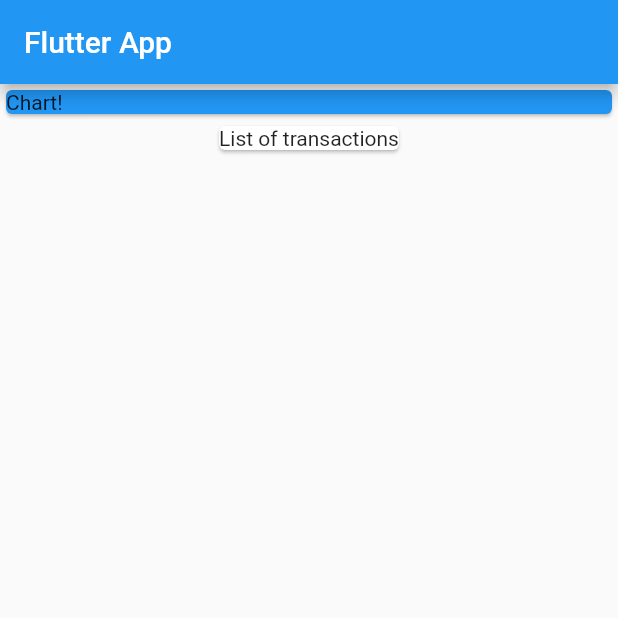
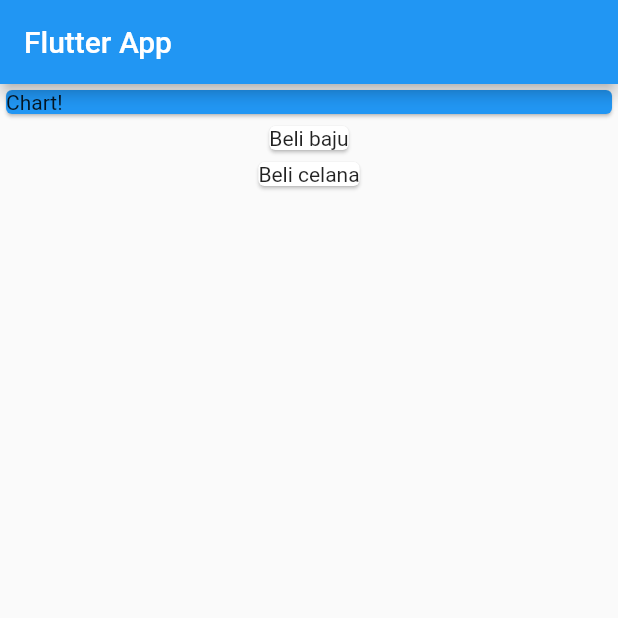
Before and after one commit to ruslanou/ExpenseTracker, a Flutter app: the screen it shows after launch, on a phone screen of 412 x 824 dp, the top half of it. Run offline on Flutter 3.47's test engine with Material 2 defaults, Android fonts, the phone set to English and light mode, and no system bars.

Commit message:
[ADD]Map dummy data to card

```diff
--- a/lib/main.dart
+++ b/lib/main.dart
@@ -47,9 +47,11 @@ class MyHomePage extends StatelessWidget {
                 child: Text('Chart!'),
               ),
             ),
-            Card(
-              child: Text('List of transactions'),
-            ),
+            Column(
+              children: transaction.map((trx) {
+                return Card(child: Text(trx.title));
+              }).toList()
+            )
           ],
         ));
   }
```
